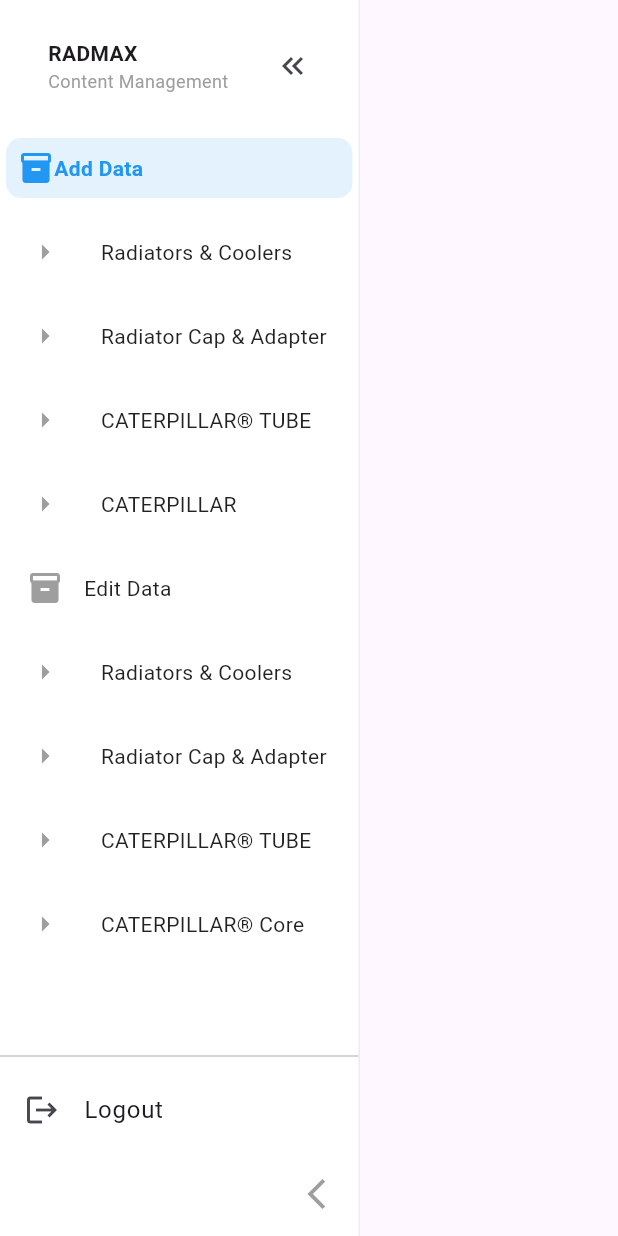
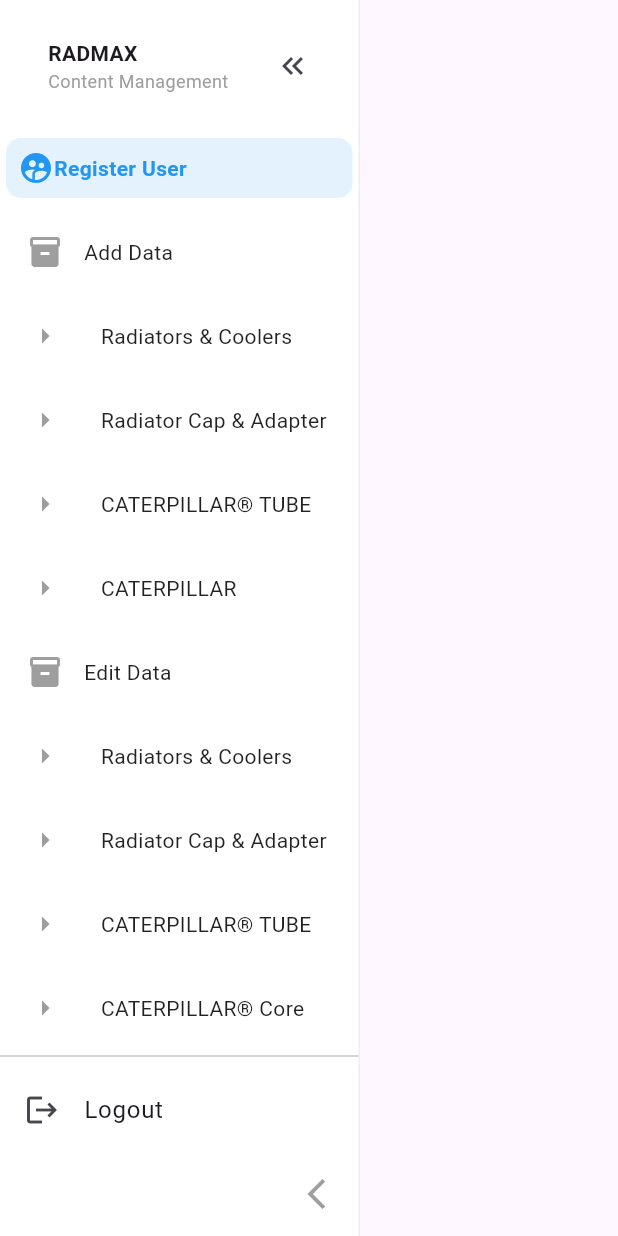
Before and after one commit to RafliZakiDamhuri/Bengkel-Project-Baru, a Flutter app: the CmsPage screen opened by its route, on a phone screen of 412 x 824 dp. Run offline on Flutter 3.47's test engine with Material 3 defaults, Android fonts, the phone set to English and light mode, and no system bars; drawn by our look-alikes of sidebarx; our stand-ins replace cached_network_image, file_picker, flutter_carousel_widget, flutter_html, flutter_typeahead, get and 5 more; missing offline and left inert: dart:ui_web, universal_html; accounts and stored records are empty; network calls fail.

Commit message:
Add Logout and Register to CMS

```diff
--- a/lib/Auth/service/auth_service.dart
+++ b/lib/Auth/service/auth_service.dart
@@ -11,6 +11,10 @@
       email: email,
       password: password,
     );
+  }
+
+  Future<void> logout() async {
+    await supabase.auth.signOut();
   }
 
   Future<AuthResponse> register({
--- a/lib/CMS/global_widget/cms_sidebar.dart
+++ b/lib/CMS/global_widget/cms_sidebar.dart
@@ -1,4 +1,7 @@
 import 'package:flutter/material.dart';
+import 'package:get/get.dart' show Get, GetNavigation, Inst;
+import 'package:project/Auth/controller/auth_controller.dart';
+import 'package:project/routes/routes_name.dart';
 import 'package:sidebarx/sidebarx.dart';
 
 class CmsSidebar extends StatelessWidget {
@@ -82,10 +85,20 @@
 
           title: Text("Logout"),
 
-          onTap: () {},
+          onTap: () {
+            Get.find<AuthController>().logout();
+          },
         );
       },
-      items: const [
+      items: [
+        SidebarXItem(
+          icon: Icons.supervised_user_circle_sharp,
+          label: "Register User",
+          onTap: () {
+            Get.toNamed(AppRouteName.register);
+          },
+        ),
+
         SidebarXItem(icon: Icons.inventory, label: "Add Data"),
 
         SidebarXItem(icon: Icons.arrow_right, label: "   Radiators & Coolers"),
```
Also changed, not shown: lib/Auth/controller/auth_controller.dart (+12 -0 lines).
